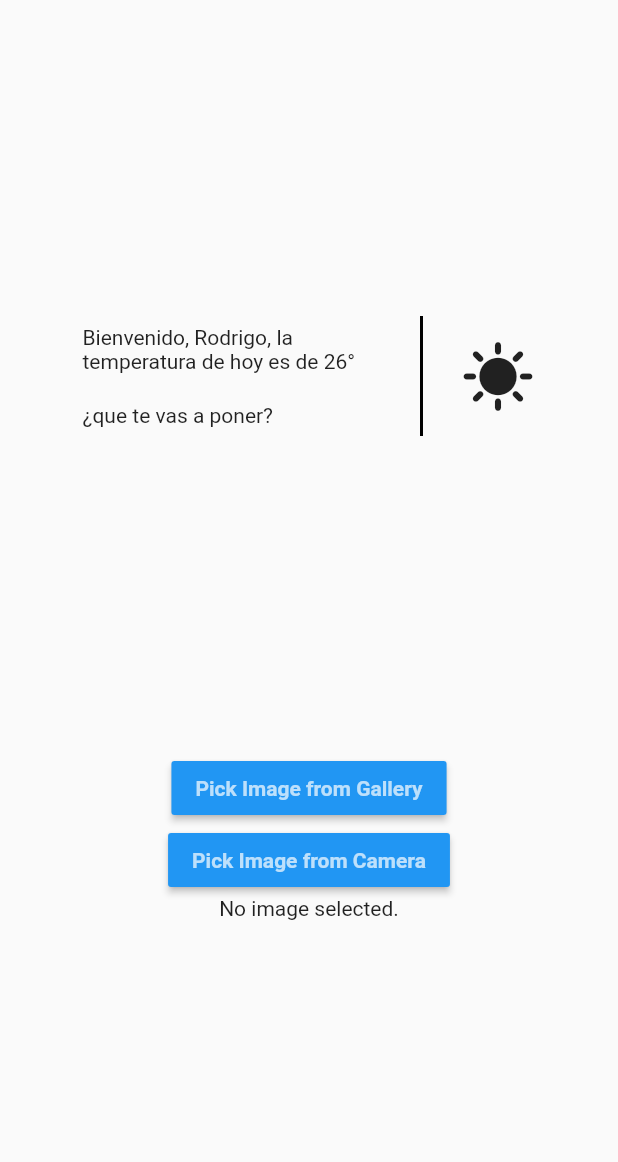
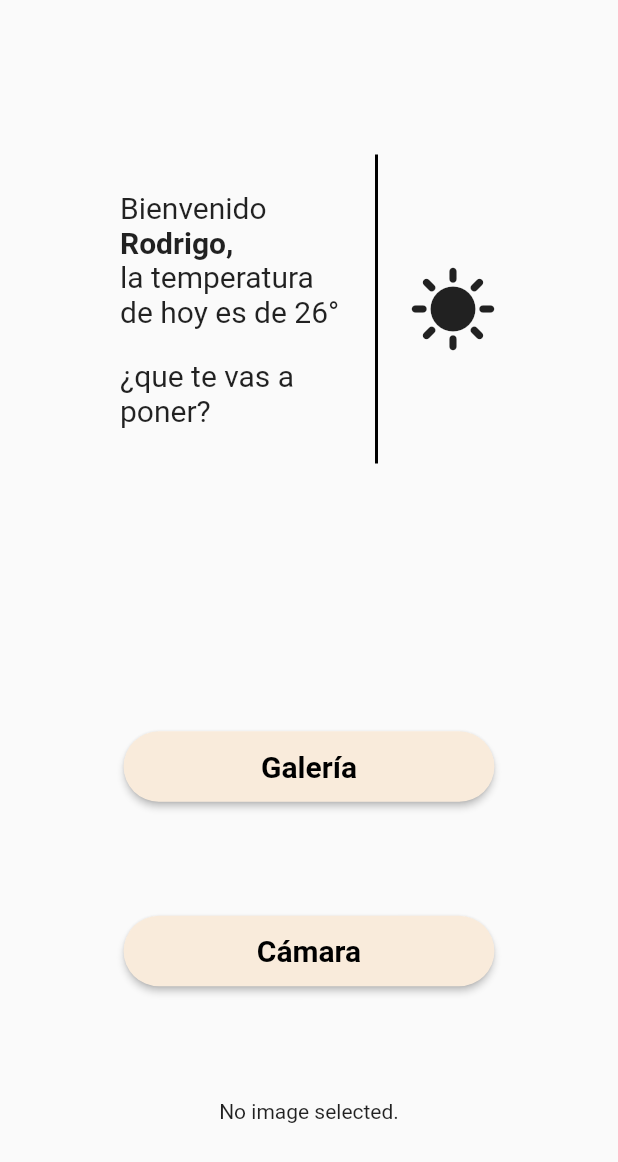
Before and after one commit to RodriCalle/FashionApp, a Flutter app: the HomePage widget shown alone on an empty page, opened directly, on a phone screen of 412 x 824 dp. Shown: the top 1162 px of the screen. Run offline on Flutter 3.47's test engine with Material 2 defaults, Android fonts, the phone set to English and light mode, and no system bars; our stand-ins replace image_picker.

Commit message:
new view of cloth image

```diff
--- a/lib/components/ScaffoldComponent.dart
+++ b/lib/components/ScaffoldComponent.dart
@@ -1,8 +1,8 @@
 import 'dart:io';
 
 import 'package:demo_fashion_app/components/AppBarComponent.dart';
-import 'package:demo_fashion_app/utils/Pair.dart';
-import 'package:demo_fashion_app/views/Home.dart';
+import 'package:demo_fashion_app/views/ClothImagePage.dart';
+import 'package:demo_fashion_app/views/HomePage.dart';
 import 'package:flutter/material.dart';
 
 class ScaffoldComponent extends StatefulWidget {
@@ -19,6 +19,7 @@ class _ScaffoldComponentState
   int _currentIndex = 0;
 
   final List<Widget> _views = [
+    ClothImagePage(),
     HomePage(),
   ];
 
--- a/lib/utils/Pair.dart
+++ /dev/null
@@ -1,6 +0,0 @@
-class Pair<T, U> {
-  final T first;
-  final U second;
-
-  Pair(this.first, this.second);
-}
--- /dev/null
+++ b/lib/views/ClothImagePage.dart
@@ -0,0 +1,37 @@
+import 'dart:io';
+
+import 'package:flutter/material.dart';
+
+class ClothImagePage extends StatefulWidget {
+  /*final File image;*/
+
+  const ClothImagePage({Key? key}) : super(key: key);
+
+  @override
+  State<ClothImagePage> createState() => _ClothImagePageState();
+}
+
+class _ClothImagePageState extends State<ClothImagePage> {
+  @override
+  Widget build(BuildContext context) {
+    return LayoutBuilder(builder: (context, constraints) {
+      double bodyHeight = constraints.maxHeight;
+      double bodyWidth = constraints.maxWidth;
+
+      return Row(
+        children: [
+          Container(
+              width: bodyWidth,
+              height: bodyHeight * 0.7,
+              decoration: BoxDecoration(
+                border: Border.all(
+                  color: Colors.green,
+                  width: 2.0,
+                ),
+              ),
+              child: Text("dasds")),
+        ],
+      );
+    });
+  }
+}
--- a/lib/views/Home.dart
+++ /dev/null
@@ -1,129 +0,0 @@
-
-
-import 'dart:io';
-
-import 'package:flutter/material.dart';
-import 'package:flutter/services.dart';
-import 'package:image_picker/image_picker.dart';
-import 'package:path_provider/path_provider.dart';
-
-class HomePage extends StatefulWidget {
-  const HomePage({Key? key}) : super(key: key);
-
-  @override
-  State<HomePage> createState() => _HomePageState();
-}
-
-class _HomePageState extends State<HomePage> {
-  File? image;
-
-  Future<String> get _localPath async {
-    final directory = await getApplicationDocumentsDirectory();
-
-    return directory.path;
-  }
-
-  Future<File> get _localFile async {
-    final path = await _localPath;
-    return File('$path/counter.txt');
-  }
-
-  Future pickImageFromGallery() async {
-    try {
-      final image = await ImagePicker().pickImage(source: ImageSource.gallery);
-      if (image == null) return;
-      final imageTemp = File(image.path);
-      setState(() => this.image = imageTemp);
-    } on PlatformException catch (e) {
-      print('Failed to pick image: $e');
-    }
-  }
-
-  Future pickImageFromCamera() async {
-    try {
-      final image = await ImagePicker().pickImage(source: ImageSource.camera);
-      if (image == null) return;
-      final imageTemp = File(image.path);
-      setState(() => this.image = imageTemp);
-    } on PlatformException catch (e) {
-      print('Failed to pick image: $e');
-    }
-  }
-
-  @override
-  Widget build(BuildContext context) {
-    return Center(
-      child: Column(
-        mainAxisAlignment: MainAxisAlignment.spaceEvenly,
-        children: [
-          Row(
-            mainAxisAlignment: MainAxisAlignment.center,
-            crossAxisAlignment: CrossAxisAlignment.center,
-            children: [
-              Column(
-                children: [
-                  Container(
-                    width: 200,
-                    child: Text("Bienvenido, Rodrigo, la temperatura de hoy es de 26°"),
-                  ),
-                  Container(
-                    width: 200,
-                    padding: EdgeInsets.fromLTRB(0, 20, 0, 0),
-                    child: Text("¿que te vas a poner?", textAlign: TextAlign.start),
-                  )
-                ],
-              ),
-              Column(
-                children: [
-                  Container(
-                    height: 80,
-                    width: 2,
-                    color: Colors.black,
-                    margin: EdgeInsets.symmetric(horizontal: 25),
-                  )
-                ],
-              ),
-              Column(
-                children: [
-                  Icon(Icons.sunny, size: 50,),
-                ],
-              ),
-            ],
-          ),
-
-          Column(
-            mainAxisAlignment: MainAxisAlignment.center,
-            crossAxisAlignment: CrossAxisAlignment.center,
-            children: [
-              Container(
-                child: MaterialButton(
-                    color: Colors.blue,
-                    child: const Text("Pick Image from Gallery",
-                        style: TextStyle(
-                            color: Colors.white70, fontWeight: FontWeight.bold)),
-                    onPressed: () {
-                      pickImageFromGallery();
-                    }),
-              ),
-              Container(
-                child: MaterialButton(
-                    color: Colors.blue,
-                    child: const Text("Pick Image from Camera",
-                        style: TextStyle(
-                            color: Colors.white70, fontWeight: FontWeight.bold)),
-                    onPressed: () {
-                      pickImageFromCamera();
-                    }),
-              ),
-              Container(
-                child: image == null
-                    ? const Text('No image selected.')
-                    : Image.file(image!, width: 200, height: 200),
-              )
-            ],
-          ),
-        ],
-      ),
-    );
-  }
-}
--- /dev/null
+++ b/lib/views/HomePage.dart
@@ -0,0 +1,197 @@
+
+
+import 'dart:io';
+
+import 'package:demo_fashion_app/views/ClothImagePage.dart';
+import 'package:flutter/material.dart';
+import 'package:flutter/services.dart';
+import 'package:image_picker/image_picker.dart';
+
+class HomePage extends StatefulWidget {
+  const HomePage({Key? key}) : super(key: key);
+
+  @override
+  State<HomePage> createState() => _HomePageState();
+}
+
+class _HomePageState extends State<HomePage> {
+  File? image;
+  String nombre = "Rodrigo";
+
+  Future pickImageFromGallery() async {
+    try {
+      final image = await ImagePicker().pickImage(source: ImageSource.gallery);
+      if (image == null) return;
+      final imageTemp = File(image.path);
+      setState(() => this.image = imageTemp);
+      Navigator.push(
+        context,
+        MaterialPageRoute(builder: (context) => ClothImagePage()),
+      );
+    } on PlatformException catch (e) {
+      print('Failed to pick image: $e');
+    }
+  }
+
+  Future pickImageFromCamera() async {
+    try {
+      final image = await ImagePicker().pickImage(source: ImageSource.camera);
+      if (image == null) return;
+      final imageTemp = File(image.path);
+      setState(() => this.image = imageTemp);
+      Navigator.push(
+        context,
+        MaterialPageRoute(builder: (context) => ClothImagePage()),
+      );
+    } on PlatformException catch (e) {
+      print('Failed to pick image: $e');
+    }
+  }
+
+  @override
+  Widget build(BuildContext context) {
+
+    return LayoutBuilder(
+      builder: (context, constraints) {
+        double bodyHeight = constraints.maxHeight;
+        double bodyWidth = constraints.maxWidth;
+
+        return Center(
+          child: Column(
+            children: [
+              Container(
+                height: bodyHeight * 0.5,
+                /*decoration: BoxDecoration(
+                  border: Border.all(
+                    color: Colors.green,
+                    width: 2.0,
+                  ),
+                ),*/
+                child: Row(
+                  mainAxisAlignment: MainAxisAlignment.center,
+                  children: [
+                    Column(
+                      mainAxisAlignment: MainAxisAlignment.center,
+                      children: [
+                        Container(
+                          width: 150,
+                          child: Column(
+                            crossAxisAlignment: CrossAxisAlignment.start,
+                            children: [
+                              const Text(
+                                "Bienvenido",
+                                style: TextStyle(
+                                  fontSize: 20,
+                                ),
+                              ),
+                              Text(
+                                nombre + ",",
+                                style: TextStyle(
+                                    fontSize: 20,
+                                    fontWeight: FontWeight.bold
+                                ),
+                              ),
+                              const Text(
+                                "la temperatura de hoy es de 26°",
+                                style: TextStyle(
+                                    fontSize: 20
+                                ),
+                              ),
+                            ],
+                          ),
+                        ),
+                        Container(
+                          width: 150,
+                          padding: EdgeInsets.fromLTRB(0, 20, 0, 0),
+                          child: const Text(
+                            "¿que te vas a poner?",
+                            style: TextStyle(
+                                fontSize: 20
+                            ),
+                          ),
+                        )
+                      ],
+                    ),
+                    Container(
+                      height: bodyHeight * 0.25,
+                      width: 2,
+                      color: Colors.black,
+                      margin: EdgeInsets.symmetric(horizontal: 20),
+                    ),
+                    Icon(Icons.sunny, size: 60,),
+                  ],
+                ),
+              ),
+
+              Container(
+                height: bodyHeight * 0.5,
+                width: bodyWidth,
+                /*decoration: BoxDecoration(
+                  border: Border.all(
+                    color: Colors.red,
+                    width: 2.0,
+                  ),
+                ),*/
+                child: Column(
+                  mainAxisAlignment: MainAxisAlignment.spaceEvenly,
+                  crossAxisAlignment: CrossAxisAlignment.center,
+                  children: [
+                    Container(
+                      width: bodyWidth * 0.6,
+                      child: MaterialButton(
+                          color: Color.fromRGBO(249,235,219, 1),
+                          shape: RoundedRectangleBorder(
+                              borderRadius: BorderRadius.circular(30),
+                              side: BorderSide.none
+                          ),
+                          child: const Padding(
+                            padding: EdgeInsets.all(12.0),
+                            child: Text(
+                                "Galería",
+                                style: TextStyle(
+                                    color: Colors.black, fontWeight: FontWeight.bold,
+                                    fontSize: 20
+                                )
+                            ),
+                          ),
+                          onPressed: () {
+                            pickImageFromGallery();
+                          }),
+                    ),
+                    Container(
+                      width: bodyWidth * 0.6,
+                      child: MaterialButton(
+                          color: Color.fromRGBO(249,235,219, 1),
+                          shape: RoundedRectangleBorder(
+                              borderRadius: BorderRadius.circular(30),
+                              side: BorderSide.none
+                          ),
+                          child: const Padding(
+                            padding: const EdgeInsets.all(12.0),
+                            child: Text(
+                                "Cámara",
+                                style: TextStyle(
+                                    color: Colors.black, fontWeight: FontWeight.bold,
+                                    fontSize: 20
+                                )
+                            ),
+                          ),
+                          onPressed: () {
+                            pickImageFromCamera();
+                          }),
+                    ),
+                    Container(
+                      child: image == null
+                          ? const Text('No image selected.')
+                          : Image.file(image!, width: 200, height: 200),
+                    )
+                  ],
+                ),
+              ),
+            ],
+          ),
+        );
+      }
+    );
+  }
+}
```
